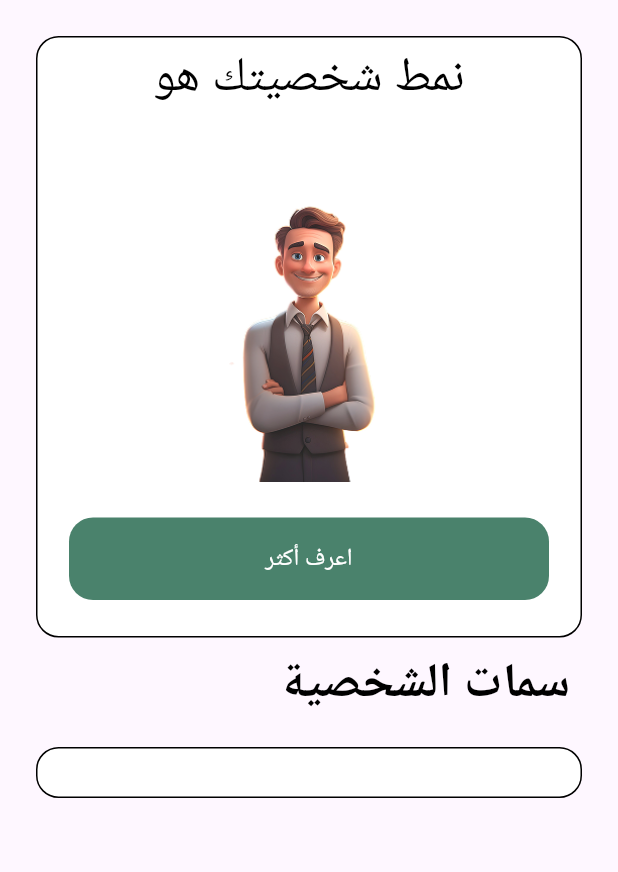
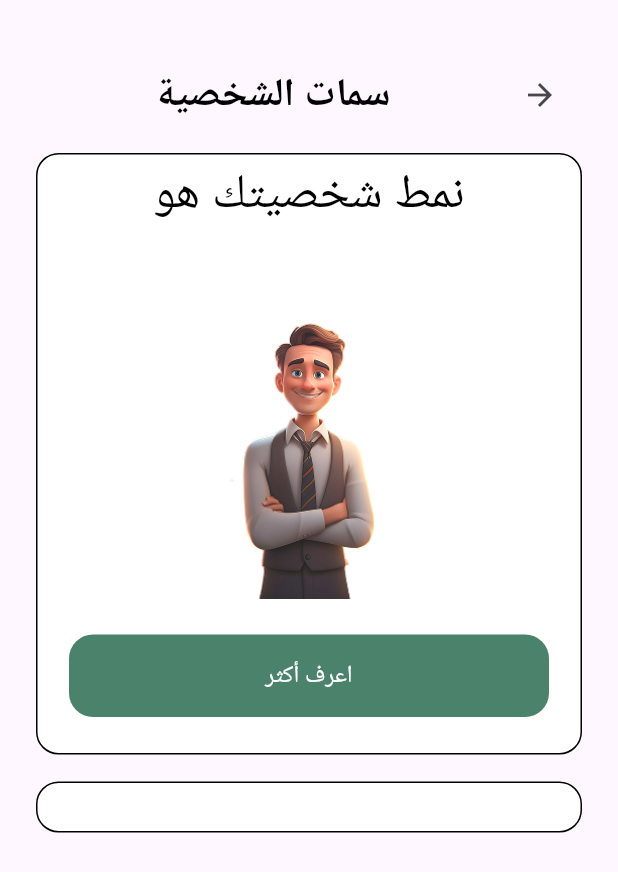
Before and after one commit to OurGraduationTeam/graduation_project, a Flutter app: the CharacterPattern screen opened directly with empty values, on a phone screen of 412 x 824 dp. Shown: the top 872 px of the screen. Run offline on Flutter 3.47's test engine with Material 3 defaults, Android fonts, the phone set to English and light mode, and no system bars; our stand-ins replace dio, easy_localization, flutter_bloc, flutter_secure_storage, font_awesome_flutter, get_it and 4 more; accounts and stored records are empty.

Commit message:
another fuck

```diff
--- a/lib/View/character/character_Pattern.dart
+++ b/lib/View/character/character_Pattern.dart
@@ -1,4 +1,5 @@
 import 'package:flutter/material.dart';
+import 'package:gradution_project/View/Screens/homepage.dart';
 import 'package:gradution_project/View/character/Container_For_Character.dart';
 import 'package:gradution_project/View/character/item2_charcter_pattern.dart';
 import 'package:gradution_project/model/models/personality_result_model.dart';
@@ -9,7 +10,7 @@ class CharacterPattern extends StatefulWidget {
     required this.personalityResultModel,
   });
 
-  final PersonalityResultModel personalityResultModel;
+  final PersonalityResultModel   personalityResultModel;
 
   @override
   State<CharacterPattern> createState() => _CharacterPatternState();
@@ -50,25 +51,14 @@ class _CharacterPatternState extends State<CharacterPattern> {
             padding: const EdgeInsets.all(24),
             child: Column(
               crossAxisAlignment: CrossAxisAlignment.start,
-              children: [
+              children: [const SizedBox(height: 15,),
+                 const CharacterPatternButton(),
+                 const SizedBox(height: 15,),
                 ContainerForCharachter(
                   personalityType:
                       widget.personalityResultModel.personalityType,
                 ),
-                const Padding(
-                  padding: EdgeInsets.only(top: 8, right: 8),
-                  child: Align(
-                    alignment: Alignment.centerRight,
-                    child: Text(
-                      'سمات الشخصية',
-                      style: TextStyle(
-                        fontSize: 32,
-                        color: Colors.black,
-                        fontWeight: FontWeight.bold,
-                      ),
-                    ),
-                  ),
-                ),
+
                 const SizedBox(height: 18),
                 Container(
                   width: double.infinity,
@@ -106,3 +96,31 @@ class _CharacterPatternState extends State<CharacterPattern> {
     );
   }
 }
+class CharacterPatternButton extends StatelessWidget {
+  const CharacterPatternButton({super.key});
+
+  @override
+  Widget build(BuildContext context) {
+    return  Padding(
+      padding: const EdgeInsets.symmetric(horizontal: 4),
+      child: Row(
+        children: [
+           IconButton(onPressed: (){
+               Navigator.pushReplacement(
+                          context,
+                          MaterialPageRoute(
+                            builder: (context) => const Homepage(),
+                          ));
+          }, icon: const Icon(Icons.arrow_back)),
+           const Spacer(),
+          const Text("سمات الشخصية",style: TextStyle(
+            color: Colors.black,fontSize: 26,fontWeight: FontWeight.bold
+          ),),
+          const Spacer()
+
+
+        ],
+      ),
+    );
+  }
+}
--- a/lib/View/widget/custom_card.dart
+++ b/lib/View/widget/custom_card.dart
@@ -101,11 +101,7 @@ class Customcard extends StatelessWidget {
                 child: Center(
                     child: GestureDetector(
                   onTap: () {
-                    Navigator.pushReplacement(
-                        context,
-                        MaterialPageRoute(
-                          builder: (context) => const Personexam(),
-                        ));
+
                   },
                   child: Text(
                     'ابدأ الآن',
--- a/lib/main.dart
+++ b/lib/main.dart
@@ -1,7 +1,9 @@
 import 'package:easy_localization/easy_localization.dart';
 import 'package:flutter/material.dart';
 import 'package:gradution_project/View/DisorderExam/disorder_exam.dart';
+import 'package:gradution_project/View/Screens/personality_screen.dart';
 import 'package:gradution_project/View/Screens/splash1.dart';
+import 'package:gradution_project/View/exams/PersonalityExam/personexam.dart';
 import 'package:gradution_project/View/services/setup_get_it.dart';
 import 'package:gradution_project/model/models/storage/app_storage_helper.dart';
 
@@ -37,7 +39,7 @@ class MyApp extends StatelessWidget {
       theme: ThemeData(
         useMaterial3: true,
       ),
-      home: const DisorderExam(),
+      home: const Personexam(),
     );
   }
 }
```
Also changed, not shown: lib/View/widget/homepage_items.dart (+22 -2 lines).
